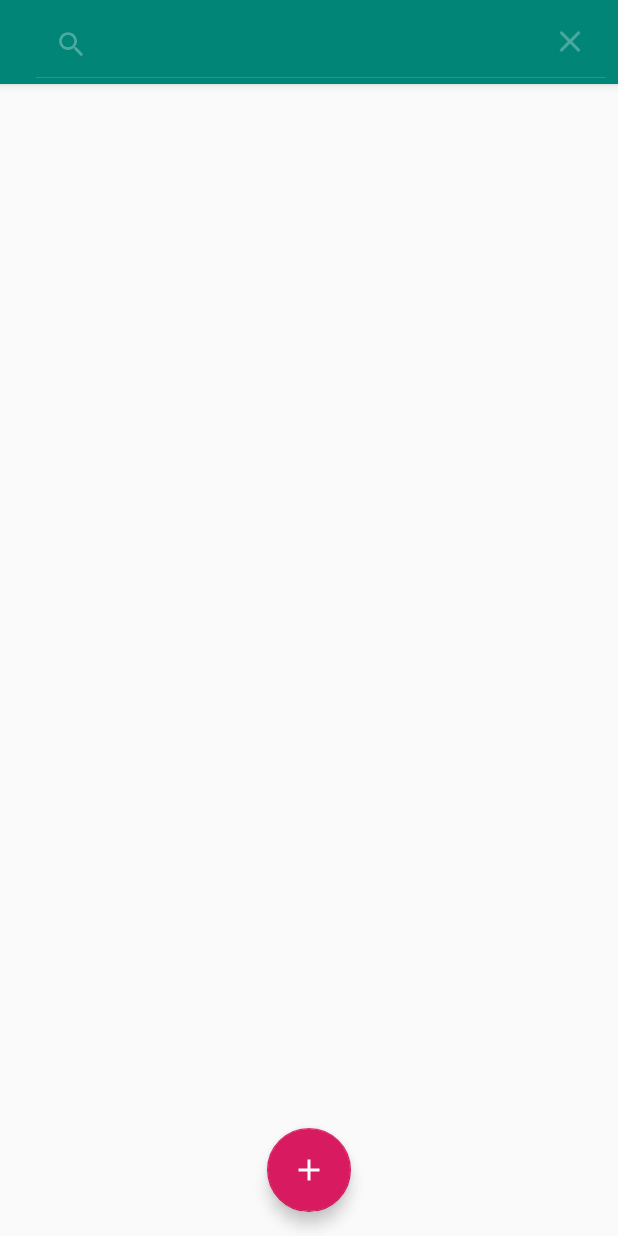
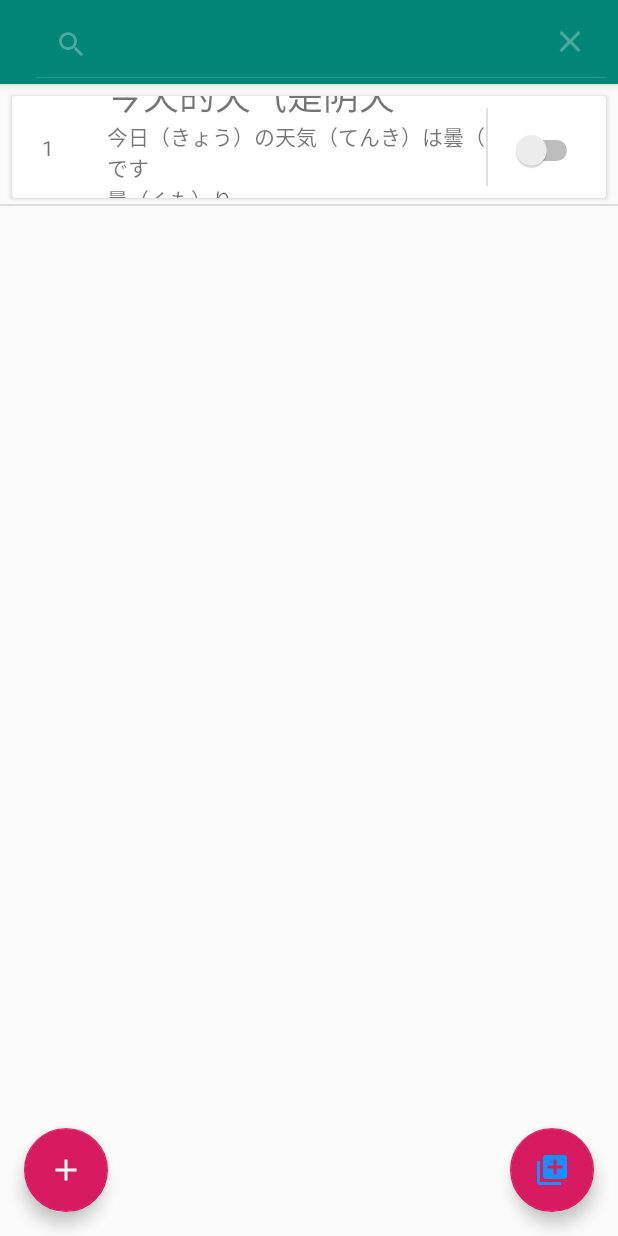
Before and after one commit to WangXinLoveSwimming/japanese-word-memory, an Android app: the screen it shows after launch (MainActivity), after a tap on "Search", on a phone screen of 412 x 824 dp. Run offline under Robolectric (Android 15) with nearby library versions, the phone set to English and light mode, and no system bars; our stand-ins replace Room's generated code, navigation-ui; 2 other taps on this screen came first.

Commit message:
add all word one time button

```diff
--- a/app/src/main/java/com/japanese/words/MainActivity.java
+++ b/app/src/main/java/com/japanese/words/MainActivity.java
@@ -13,7 +13,6 @@ import com.japanese.words.R;
 
 public class MainActivity extends AppCompatActivity {
     private NavController navController;
-
 
     @Override
     protected void onCreate(Bundle savedInstanceState) {
--- a/app/src/main/java/com/japanese/words/WordsFragment.java
+++ b/app/src/main/java/com/japanese/words/WordsFragment.java
@@ -53,7 +53,6 @@ public class WordsFragment extends Fragment {
     private List<Word> allWords;
     private boolean undoAction;
     private DividerItemDecoration dividerItemDecoration;
-
 
     public WordsFragment() {
         // Required empty public constructor
@@ -293,6 +292,19 @@ public class WordsFragment extends Fragment {
             }
         });
 
+        FloatingActionButton floatingAddAllActionButton = requireActivity().findViewById(R.id.floatingActionAddAllButton);
+        floatingAddAllActionButton.setOnClickListener(new View.OnClickListener() {
+            @Override
+            public void onClick(View v) {
+                addAllWords();
+            }
+        });
+    }
+
+    //一次性添加一批单词
+    private void addAllWords() {
+        Word word = new Word("今天的天气是阴天", "今日（きょう）の天気（てんき）は曇（くも）りです", "曇（くも）り");
+        wordViewModel.insertWords(word);
     }
 
 }
--- /dev/null
+++ b/app/src/main/res/drawable/ic_library_add_all.xml
@@ -0,0 +1,5 @@
+<vector android:height="24dp" android:tint="#1491FF"
+    android:viewportHeight="24" android:viewportWidth="24"
+    android:width="24dp" xmlns:android="http://schemas.android.com/apk/res/android">
+    <path android:fillColor="@android:color/white" android:pathData="M4,6L2,6v14c0,1.1 0.9,2 2,2h14v-2L4,20L4,6zM20,2L8,2c-1.1,0 -2,0.9 -2,2v12c0,1.1 0.9,2 2,2h12c1.1,0 2,-0.9 2,-2L22,4c0,-1.1 -0.9,-2 -2,-2zM19,11h-4v4h-2v-4L9,11L9,9h4L13,5h2v4h4v2z"/>
+</vector>
--- a/app/src/main/res/layout/fragment_words.xml
+++ b/app/src/main/res/layout/fragment_words.xml
@@ -11,11 +11,21 @@
         android:id="@+id/floatingActionButton"
         android:layout_width="wrap_content"
         android:layout_height="wrap_content"
-        android:layout_gravity="bottom|center_horizontal"
+        android:layout_gravity="bottom"
         android:layout_margin="16dp"
         android:clickable="true"
         android:focusable="true"
         app:srcCompat="@drawable/ic_add_white_24dp" />
+
+    <com.google.android.material.floatingactionbutton.FloatingActionButton
+        android:id="@+id/floatingActionAddAllButton"
+        android:layout_width="wrap_content"
+        android:layout_height="wrap_content"
+        android:layout_gravity="bottom|right"
+        android:layout_margin="16dp"
+        android:clickable="true"
+        android:focusable="true"
+        app:srcCompat="@drawable/ic_library_add_all" />
 
     <androidx.recyclerview.widget.RecyclerView
         android:id="@+id/recyclerView"
```
Also changed, not shown: 1 other file.
